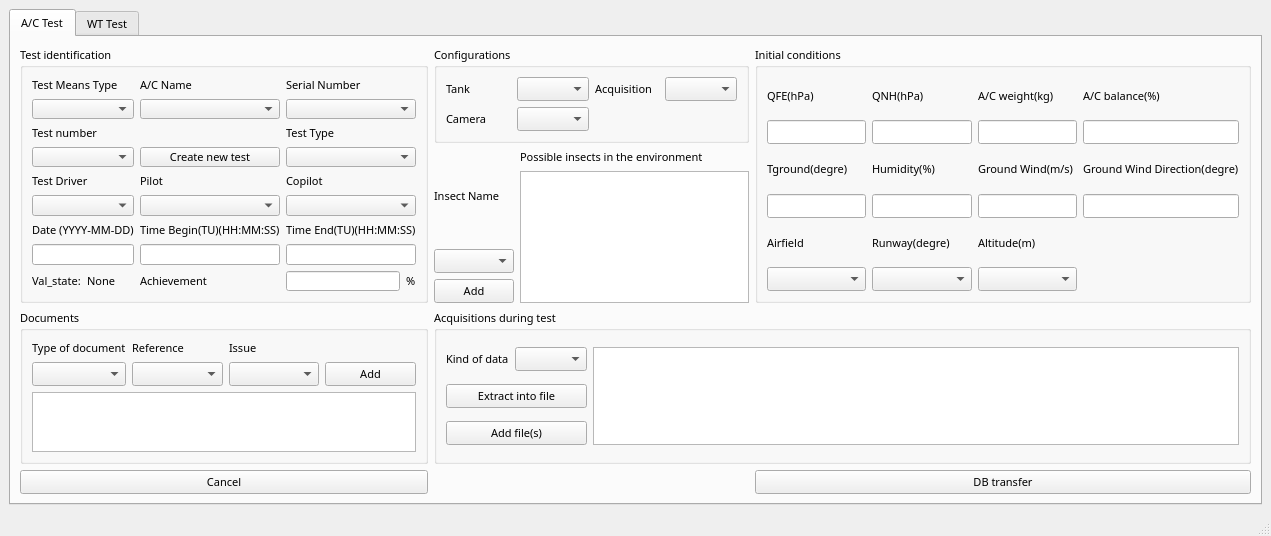
Before: the Qt Designer form cleansky_LMSM/ui_to_py_by_qtdesigner/Test_execution.ui in HouzeZHANG/CSLMSM, drawn with Qt 5.
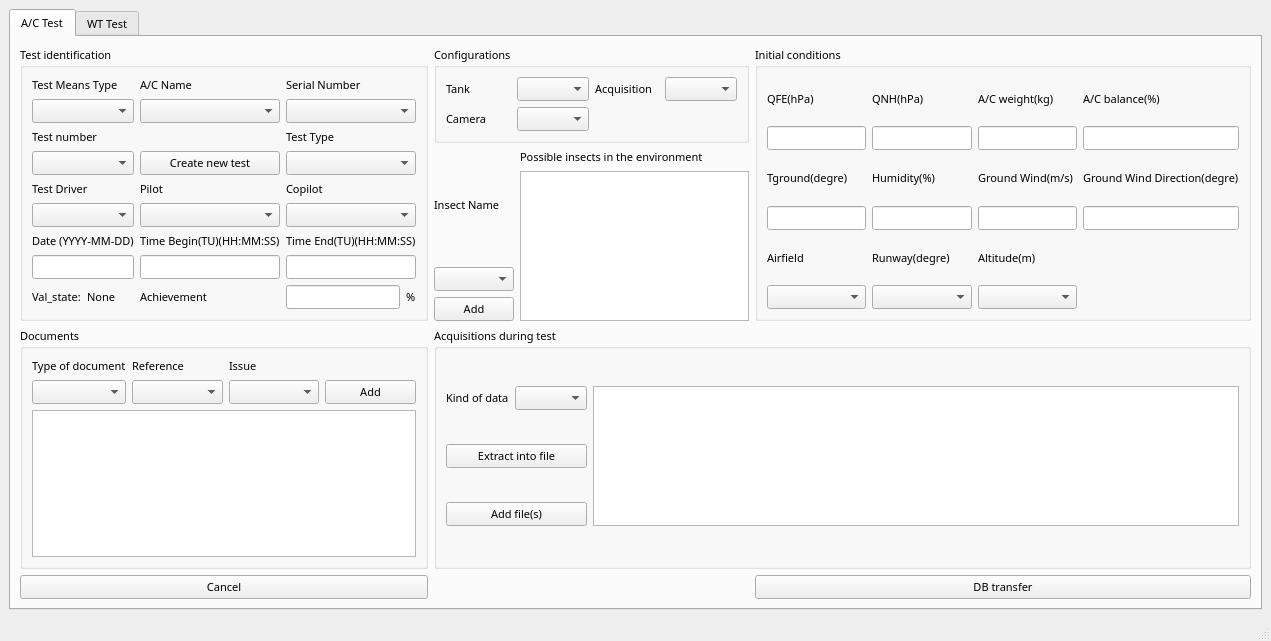
After: the same form once the commit is applied.

```diff
--- a/cleansky_LMSM/ui_to_py_by_qtdesigner/Test_execution.ui
+++ b/cleansky_LMSM/ui_to_py_by_qtdesigner/Test_execution.ui
@@ -7,7 +7,7 @@
     <x>0</x>
     <y>0</y>
     <width>1271</width>
-    <height>536</height>
+    <height>641</height>
    </rect>
   </property>
   <property name="windowTitle">
```
